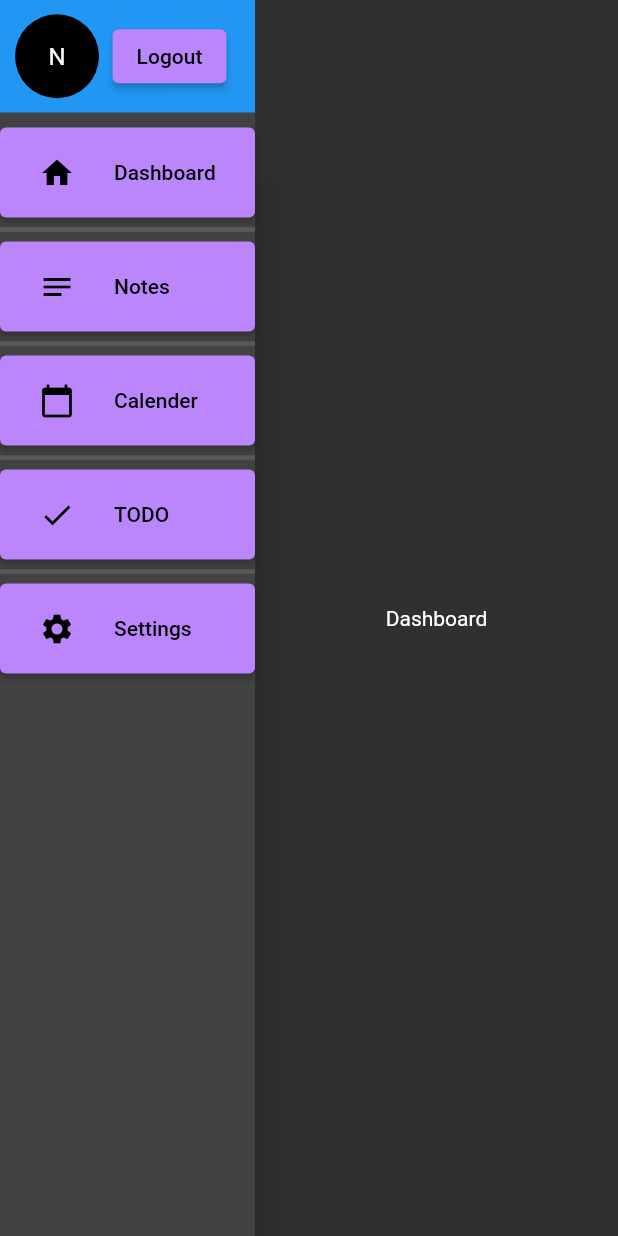
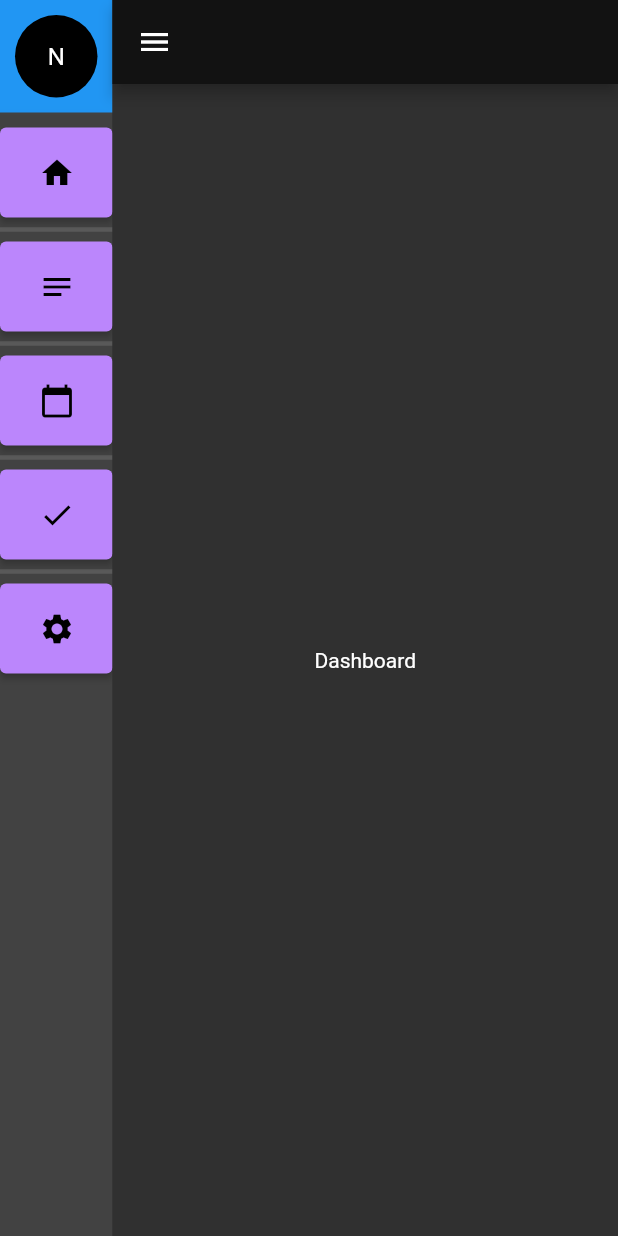
Before and after one commit to Lin2D2/school_notebook, a Flutter app: the screen it shows after launch, on a phone screen of 412 x 824 dp. Run offline on Flutter 3.47's test engine with Material 2 defaults, Android fonts, the phone set to English and light mode, and no system bars; our stand-ins replace get_storage, page_transition.

Commit message:
stash
quick stash

```diff
--- a/lib/blocs/navigator_bloc.dart
+++ b/lib/blocs/navigator_bloc.dart
@@ -4,9 +4,11 @@ import 'package:flutter/material.dart';
 class NavigatorBloc extends ChangeNotifier {
   int _id = 1;  // because default open side is home
   int _index = 0;
+  bool _sideNavigationRailState = false;
 
   int get id => _id;
   int get index => _index;
+  bool get sideNavigationRailState => _sideNavigationRailState;
 
   set id(int val) {
     _id = val;
@@ -17,4 +19,9 @@ class NavigatorBloc extends ChangeNotifier {
     _index = val;
     notifyListeners();
   }
+
+  set sideNavigationRailState(bool val) {
+    _sideNavigationRailState = val;
+    notifyListeners();
+  }
 }
--- a/lib/sites/dashboard.dart
+++ b/lib/sites/dashboard.dart
@@ -1,4 +1,6 @@
 import 'package:flutter/material.dart';
+import 'package:provider/provider.dart';
+import 'package:school_notebook/blocs/navigator_bloc.dart';
 import 'package:school_notebook/widgets/side_navigation_rail.dart';
 
 class Dashboard extends StatelessWidget {
--- a/lib/widgets/side_navigation_rail.dart
+++ b/lib/widgets/side_navigation_rail.dart
@@ -1,4 +1,6 @@
 import 'package:flutter/material.dart';
+import 'package:provider/provider.dart';
+import 'package:school_notebook/blocs/navigator_bloc.dart';
 import 'package:school_notebook/types/text_icon_pair.dart';
 
 class SideNavigationRail extends StatefulWidget {
@@ -10,7 +12,6 @@ class SideNavigationRail extends StatefulWidget {
     IconTextPair(Icons.check, "TODO"),
     IconTextPair(Icons.settings, "Settings"),
   ];
-  bool expand = true; // TODO with bloc
   final Color backgroundColor = Colors.grey.shade800;
   final double width = 75;
   final double widthExpand = 170;
@@ -28,17 +29,21 @@ class _SideNavigationRailState extends State<SideNavigationRail> {
     return Row(
       children: [
         Container(
-          width: widget.expand ? widget.widthExpand : widget.width,
+          width: context.watch<NavigatorBloc>().sideNavigationRailState
+              ? widget.widthExpand
+              : widget.width,
           color: widget.backgroundColor,
           child: Column(
             children: [
               Container(
                 height: widget.width,
-                width: widget.expand ? widget.widthExpand : widget.width,
+                width: context.watch<NavigatorBloc>().sideNavigationRailState
+                    ? widget.widthExpand
+                    : widget.width,
                 color: Colors.blue,
                 child: Padding(
                   padding: const EdgeInsets.symmetric(horizontal: 10.0),
-                  child: widget.expand
+                  child: context.watch<NavigatorBloc>().sideNavigationRailState
                       ? Row(
                           children: [
                             const CircleAvatar(
@@ -81,7 +86,9 @@ class _SideNavigationRailState extends State<SideNavigationRail> {
                             child: Padding(
                               padding:
                                   const EdgeInsets.symmetric(horizontal: 10.0),
-                              child: widget.expand
+                              child: context
+                                      .watch<NavigatorBloc>()
+                                      .sideNavigationRailState
                                   ? Row(
                                       children: [
                                         Icon(widget
@@ -111,7 +118,20 @@ class _SideNavigationRailState extends State<SideNavigationRail> {
             ],
           ),
         ),
-        Expanded(child: widget.child)
+        Expanded(
+          child: Scaffold(
+            appBar: AppBar(
+              leading: InkWell(
+                child: const Icon(Icons.menu),
+                onTap: () {
+                  context.read<NavigatorBloc>().sideNavigationRailState =
+                      !context.read<NavigatorBloc>().sideNavigationRailState;
+                },
+              ),
+            ),
+            body: widget.child,
+          ),
+        ),
       ],
     );
   }
```
Also changed, not shown: pubspec.lock, 1 other file.
